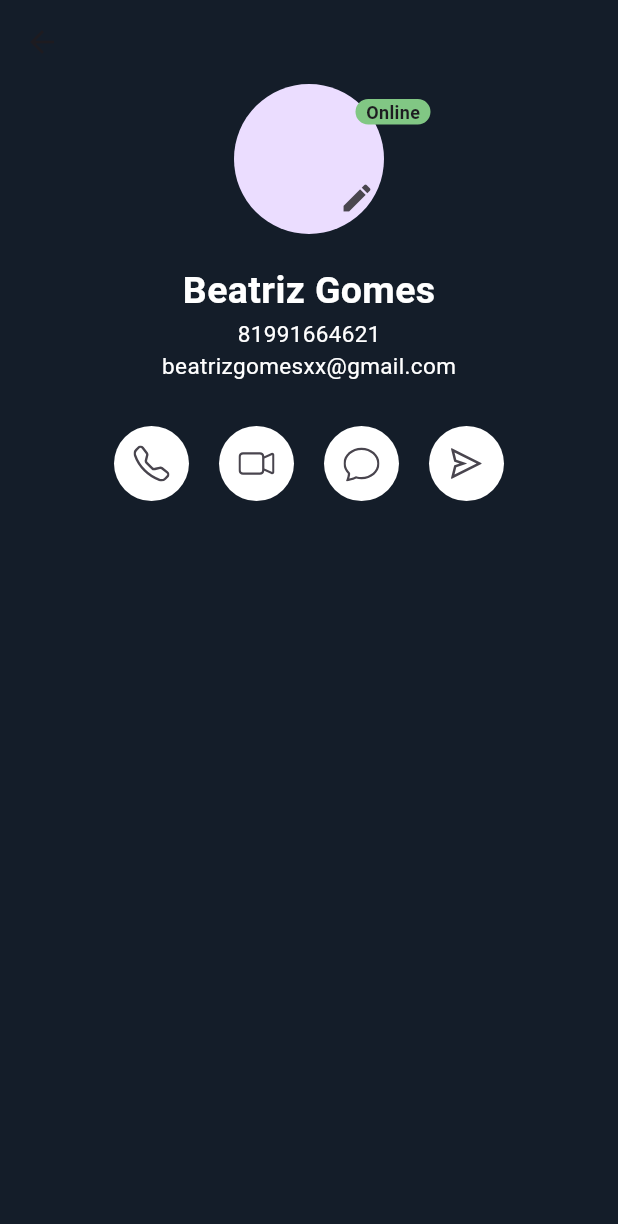
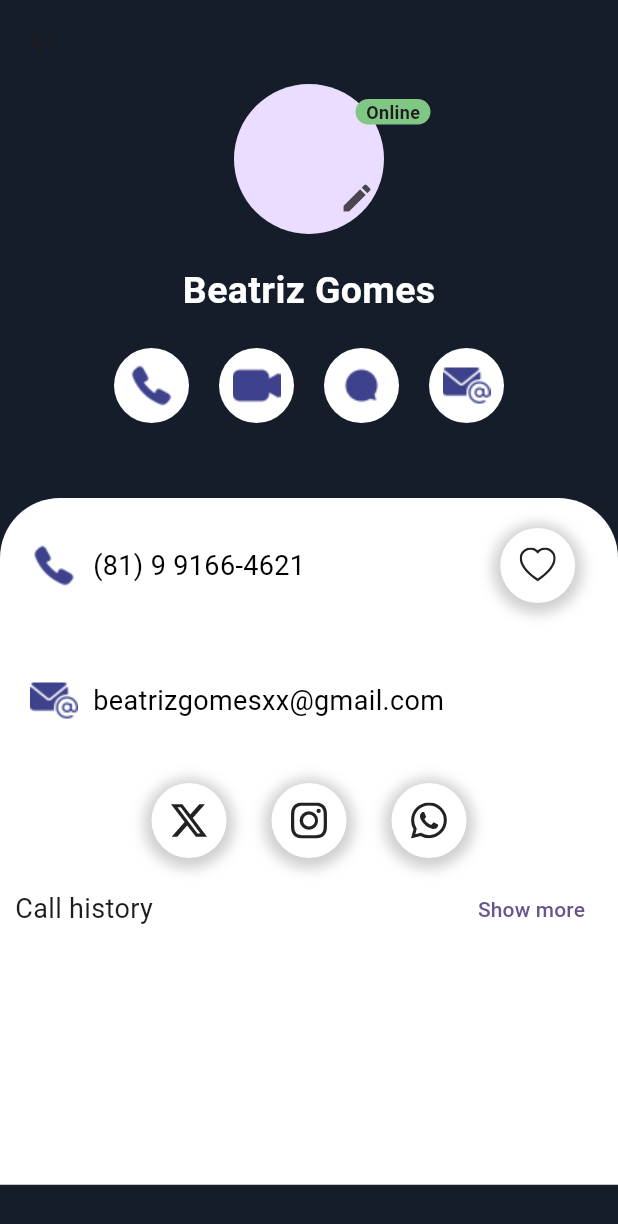
Before and after one commit to beatrizgomees/contact-flutter-app, a Flutter app: the Profilepage screen opened directly, on a phone screen of 412 x 824 dp. Shown: the top 1224 px of the screen. Run offline on Flutter 3.47's test engine with Material 3 defaults, Android fonts, the phone set to English and light mode, and no system bars; our stand-ins replace cloud_firestore, curved_labeled_navigation_bar, firebase_auth, firebase_core, firebase_messaging, flutter_local_notifications and 4 more; missing offline and left inert: dart:ffi; accounts and stored records are empty.

Commit message:
building profile view

```diff
--- a/frontend/contact_book_app/lib/features/chat/chat_view.dart
+++ b/frontend/contact_book_app/lib/features/chat/chat_view.dart
@@ -56,6 +56,7 @@ class _ChatViewState extends State<ChatView> {
             TextFormField(
 
               decoration: InputDecoration(
+
                 hintText: "write a message",
                 fillColor: Colors.white,
                 focusColor: Colors.white,
--- a/frontend/contact_book_app/lib/features/profile/ProfilePage.dart
+++ b/frontend/contact_book_app/lib/features/profile/ProfilePage.dart
@@ -1,4 +1,9 @@
+import 'package:contact_book_app/ui/commum_components/icon_button_component.dart';
+import 'package:contact_book_app/ui/commum_components/info_card_component.dart';
+import 'package:contact_book_app/utils/themes/AppTheme.dart';
+import 'package:flutter/cupertino.dart';
 import 'package:flutter/material.dart';
+import 'package:flutter/widgets.dart';
 import 'package:icons_plus/icons_plus.dart';
 
 class Profilepage extends StatefulWidget {
@@ -12,11 +17,13 @@ class _ProfilepageState extends State<Profilepage> {
   @override
   Widget build(BuildContext context) {
     return Scaffold(
-      backgroundColor: Color.fromRGBO(20, 29, 41,1),
+      backgroundColor: AppTheme.backgroundPrincipalColor,
       appBar: AppBar(
-        backgroundColor:Color.fromRGBO(20, 29, 41,1),
+        backgroundColor:AppTheme.backgroundPrincipalColor
       ),
-     body: Center(
+     body: Stack(
+       children: [
+        Center(
          child: Column(
           crossAxisAlignment: CrossAxisAlignment.center,
           mainAxisAlignment: MainAxisAlignment.start,
@@ -73,12 +80,11 @@ class _ProfilepageState extends State<Profilepage> {
               ),
             const SizedBox(height: 20),
 
-          Text("Beatriz Gomes", style: TextStyle(fontSize: 25, fontWeight: FontWeight.w600, color: Colors.white),),
-          Text("81991664621", style: TextStyle(fontSize: 15, fontWeight: FontWeight.w400, color: Colors.white),),
-          Text("beatrizgomesxx@gmail.com", style: TextStyle(fontSize: 15, fontWeight: FontWeight.w400, color: Colors.white),),
+            const Text("Beatriz Gomes", style: TextStyle(fontSize: 25, fontWeight: FontWeight.w600, color: Colors.white),),
+
 
             Padding(
-            padding: const EdgeInsets.only(left: 30, top: 30, right: 30),
+              padding: const EdgeInsets.only(left: 30, top: 20, right: 30, bottom: 50),
               child: Row(
                 crossAxisAlignment: CrossAxisAlignment.center,
                 mainAxisAlignment: MainAxisAlignment.center,
@@ -87,35 +93,97 @@ class _ProfilepageState extends State<Profilepage> {
                     width: 50,
                     height: 50,
                     decoration: BoxDecoration(borderRadius: BorderRadius.circular(50), color: Colors.white,),
-                  child: IconButton(onPressed:  () { }, icon: Icon(Bootstrap.telephone),),
+                    child:Image.asset('assets/icons/telefone.png')
                   ),
-                SizedBox(width: 20),
+                  const SizedBox(width: 20),
                     Container(
                     width: 50,
                     height: 50,
                     decoration: BoxDecoration(borderRadius: BorderRadius.circular(50), color: Colors.white,),
-                  child: IconButton(onPressed:  () { }, icon: Icon(Bootstrap.camera_video),),
+                    child: Image.asset('assets/icons/camera-de-video.png')
                   ),
-                  SizedBox(width: 20),
+                    const SizedBox(width: 20),
                     Container(
                     width: 50,
                     height: 50,
                     decoration: BoxDecoration(borderRadius: BorderRadius.circular(50), color: Colors.white,),
-                  child: IconButton(onPressed:  () { }, icon: Icon(Bootstrap.chat),),
+                    child:Image.asset('assets/icons/bater-papo.png')
                   ),
-                  SizedBox(width: 20),
+                    const SizedBox(width: 20),
                     Container(
                     width: 50,
                     height: 50,
                     decoration: BoxDecoration(borderRadius: BorderRadius.circular(50),color: Colors.white,),
-                  child: IconButton(onPressed:  () { }, icon: Icon(AntDesign.send_outline),),
+                    child: Image.asset('assets/icons/o-email.png')
                   )
                 ],
               ),
             ),
+               Container(
+                width: MediaQuery.of(context).size.width,
+                height: MediaQuery.of(context).size.height / 1.8,
+                decoration: const BoxDecoration(
+                  color: Colors.white,
+                  borderRadius: BorderRadius.only(
+                    topLeft: Radius.circular(40),
+                    topRight: Radius.circular(40))
+                ),
+                child: Column(
+                  mainAxisAlignment: MainAxisAlignment.start,
+                  crossAxisAlignment: CrossAxisAlignment.start,
+                  children: [
+                  InfoCardComponent(pathImage: "assets/icons/telefone.png", info: "(81) 9 9166-4621",isContact: true),
+                  InfoCardComponent(pathImage: "assets/icons/o-email.png", info: "beatrizgomesxx@gmail.com",),
+                  const SizedBox(height: 10),
+                   Row(
+                    crossAxisAlignment: CrossAxisAlignment.center,
+                    mainAxisAlignment: MainAxisAlignment.center,
+                     children: [
 
+                      IconButtonComponent(
+                      width: 50,
+                      height: 50,
+                      colorContainer: Colors.white,
+                      colorIcon: Colors.black,
+                       icon: Icon(Bootstrap.twitter_x)),
+                    const SizedBox(width: 30),
+                     IconButtonComponent(
+                      width: 50,
+                      height: 50,
+                      colorContainer: Colors.white,
+                      colorIcon: Colors.black,
+                       icon: Icon(Bootstrap.instagram)),
+
+                  const SizedBox(width: 30),
+                    IconButtonComponent(
+                      width: 50,
+                      height: 50,
+                      colorContainer: Colors.white,
+                      colorIcon: Colors.black,
+                       icon: Icon(Bootstrap.whatsapp))
                      ],
                    ),
+
+                   Row(
+                    mainAxisAlignment: MainAxisAlignment.spaceBetween,
+                    children: [
+                      const Padding(
+                        padding: EdgeInsets.all(10),
+                        child: Text("Call history", style: TextStyle(fontSize: 18),),
+                      ),
+                      Padding(
+                        padding: const EdgeInsets.all(10),
+                        child: TextButton(onPressed: () {}, child: const Text("Show more")),
+                      )
+                    ],
+                   )
+                  ],
+                ),
+               )
+            ],
+          ),
+       ),
+       ],
      ),
     );
   }
--- /dev/null
+++ b/frontend/contact_book_app/lib/ui/commum_components/icon_button_component.dart
@@ -0,0 +1,38 @@
+import 'package:flutter/cupertino.dart';
+import 'package:flutter/material.dart';
+
+// ignore: must_be_immutable
+class IconButtonComponent extends StatefulWidget {
+  IconButtonComponent({super.key, required this.width, required this.height, required this.colorContainer, required this.colorIcon, required this.icon});
+  double width;
+  double height;
+  Color colorContainer;
+  Color colorIcon;
+  Icon icon;
+
+  @override
+  State<IconButtonComponent> createState() => _IconButtonComponentState();
+}
+
+class _IconButtonComponentState extends State<IconButtonComponent> {
+  @override
+  Widget build(BuildContext context) {
+    return   Container(
+      width: 50,
+      height: 50,
+      decoration: BoxDecoration(
+        borderRadius: BorderRadius.circular(50),
+        color: Colors.white,
+        boxShadow: [
+          BoxShadow(
+            color: Colors.grey.withOpacity(0.5),
+            spreadRadius: 5,
+            blurRadius: 7,
+            offset: const Offset(0, 2), // changes position of shadow
+          ),
+        ],
+      ),
+      child:widget.icon
+    );
+  }
+}
--- /dev/null
+++ b/frontend/contact_book_app/lib/ui/commum_components/info_card_component.dart
@@ -0,0 +1,47 @@
+import 'package:contact_book_app/ui/commum_components/icon_button_component.dart';
+import 'package:flutter/cupertino.dart';
+import 'package:flutter/material.dart';
+import 'package:icons_plus/icons_plus.dart';
+
+// ignore: must_be_immutable
+class InfoCardComponent extends StatelessWidget {
+  InfoCardComponent({super.key, required this.pathImage, required this.info, this.isContact});
+
+  String pathImage;
+  String info;
+  bool? isContact;
+
+
+  @override
+  Widget build(BuildContext context) {
+    return Padding(
+      padding: const EdgeInsets.all(20),
+      child: Container(
+        width: MediaQuery.of(context).size.width,
+        height: 50,
+        decoration: BoxDecoration(
+        borderRadius: BorderRadius.circular(20)
+        ),
+        child:  Row(
+          children: [
+            Image.asset("$pathImage"),
+            const SizedBox(width: 10),
+             Text(info,
+            style: const TextStyle(
+              fontSize: 18,
+              fontWeight: FontWeight.w400,
+              color: Colors.black),),
+            SizedBox(width: isContact == true ? 130 : 50),
+            isContact == true ?
+            IconButtonComponent(
+              width: 50,
+              height: 50,
+              colorContainer: Colors.white,
+              colorIcon: Colors.black,
+                icon: Icon(Bootstrap.heart)) :  SizedBox.shrink(),
+          ] ,
+        ),
+        ),
+    );
+  }
+}
--- a/frontend/contact_book_app/lib/ui/widgets/navigation_bar.dart
+++ b/frontend/contact_book_app/lib/ui/widgets/navigation_bar.dart
@@ -42,7 +42,7 @@ List<Widget> pages = [
       bottomNavigationBar: Padding(
         padding: const EdgeInsets.only(bottom: 5),
         child: CurvedNavigationBar(
-          backgroundColor: Colors.black.withOpacity(0.1),
+          backgroundColor: _selectedTab.index == 5 ? Colors.white : Colors.black.withOpacity(0.1),
           onTap: _handleIndexChanged,
           items: const [
             CurvedNavigationBarItem(
--- a/frontend/contact_book_app/lib/utils/themes/AppTheme.dart
+++ b/frontend/contact_book_app/lib/utils/themes/AppTheme.dart
@@ -5,7 +5,9 @@ class AppTheme{
   static var whiteAccent = Colors.white;
   static Color backgroundPrincipalColor = Color.fromRGBO(20, 29, 41,1);
   static Color detailsColor = whiteAccent;
+  static Color iconColors = Color.fromRGBO(136, 141, 242,1);
 
+  //static Color backgroundPrincipalColor = Color.fromRGBO(41, 37, 120,1);
 
 
   static TextStyle get whiteFontStyleContactName => TextStyle(
--- a/frontend/contact_book_app/pubspec.yaml
+++ b/frontend/contact_book_app/pubspec.yaml
@@ -80,6 +80,11 @@ flutter:
     - assets/images/iconGoogle.png
     - assets/images/facebook.png
     - assets/images/perfil.jpg
+    - assets/icons/o-email.png
+    - assets/icons/telefone.png
+    - assets/icons/camera-de-video.png
+    - assets/icons/bater-papo.png
+
 
 
   # An image asset can refer to one or more resolution-specific "variants", see
```
Also changed, not shown: frontend/contact_book_app/assets/icons/bater-papo.png (added), frontend/contact_book_app/assets/icons/camera-de-video.png (added), frontend/contact_book_app/assets/icons/o-email.png (added), frontend/contact_book_app/assets/icons/telefone.png (added). Lines whose indentation alone changed are shown as unchanged.
